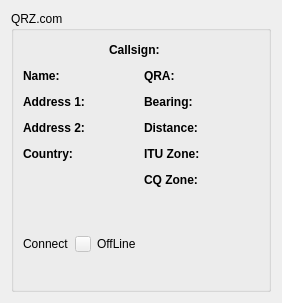
The window that mqt/MqtLogger/qrzdisplayframe.ui (Rsclub22/Minos2-Mirror) describes before a commit, drawn with Qt 5.
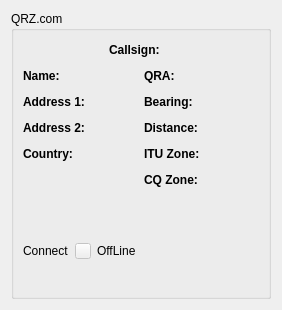
The same window after the commit.

Commit message: pulled latest gjv master

Patch:
```diff
--- a/mqt/MqtLogger/qrzdisplayframe.ui
+++ b/mqt/MqtLogger/qrzdisplayframe.ui
@@ -7,7 +7,7 @@
     <x>0</x>
     <y>0</y>
     <width>282</width>
-    <height>303</height>
+    <height>310</height>
    </rect>
   </property>
   <property name="windowTitle">
```
Left out of the diff: 5 changed lines with no effect on the pictures.
